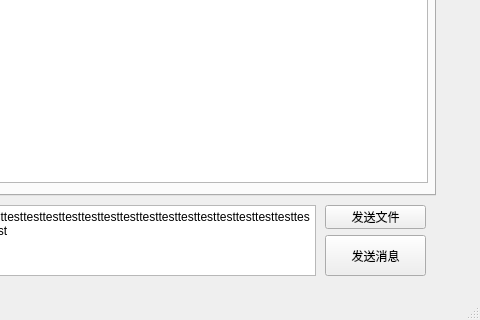
The window that chat_client.ui (MDX-Tom/chat-client) describes before a commit, drawn with Qt 5; both pictures show x 435 to 915 and y 258 to 578 of the 915 by 578 pixel window.
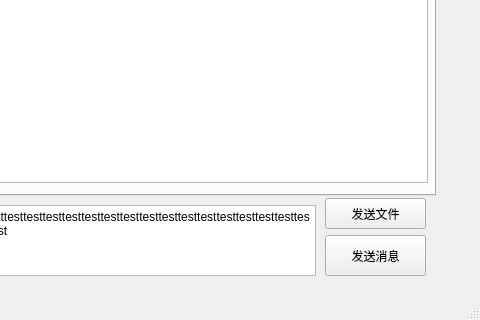
The same window after the commit.

```diff
--- a/chat_client.ui
+++ b/chat_client.ui
@@ -316,14 +316,17 @@
     <property name="geometry">
      <rect>
       <x>760</x>
-      <y>440</y>
+      <y>433</y>
       <width>101</width>
-      <height>24</height>
+      <height>31</height>
      </rect>
     </property>
     <property name="text">
      <string>发送文件</string>
     </property>
+    <property name="flat">
+     <bool>false</bool>
+    </property>
    </widget>
   </widget>
   <widget class="QMenuBar" name="menubar">
```
Left out of the diff: 4 changed lines with no effect on the pictures.
